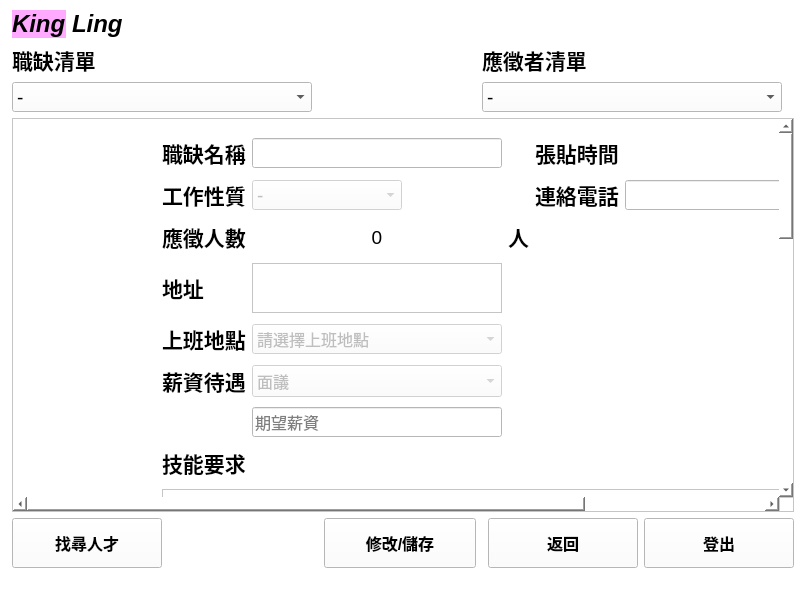
Above: UI/job_manage_interface.ui from smilesmilehero/Advanced_Python_final_project_resume_system before the change. Below: the same form after it.
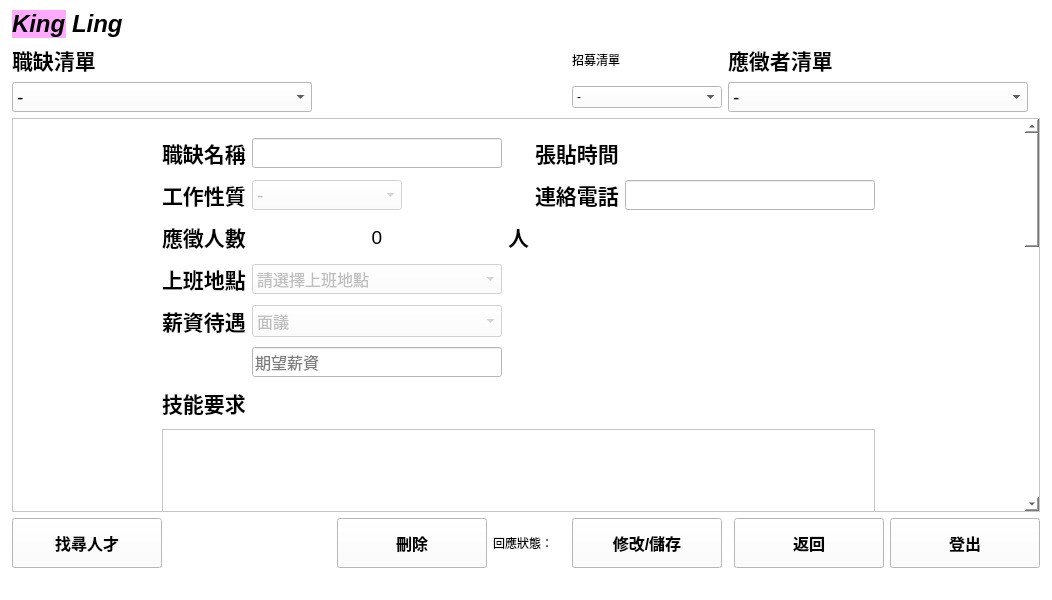
That is the form after the change.

```diff
--- a/UI/job_manage_interface.ui
+++ b/UI/job_manage_interface.ui
@@ -6,7 +6,7 @@
    <rect>
     <x>0</x>
     <y>0</y>
-    <width>806</width>
+    <width>1052</width>
     <height>600</height>
    </rect>
   </property>
@@ -117,7 +117,7 @@
         </property>
        </widget>
       </item>
-      <item row="1" column="3" colspan="2">
+      <item row="1" column="5" colspan="2">
        <widget class="QLabel" name="label_6">
         <property name="font">
          <font>
@@ -206,7 +206,7 @@
         </item>
        </layout>
       </item>
-      <item row="2" column="3" colspan="3">
+      <item row="2" column="5" colspan="3">
        <widget class="QComboBox" name="interviewer_comboBox">
         <property name="sizePolicy">
          <sizepolicy hsizetype="Maximum" vsizetype="Maximum">
@@ -240,7 +240,7 @@
         </item>
        </widget>
       </item>
-      <item row="4" column="5">
+      <item row="4" column="7">
        <widget class="QPushButton" name="logout_BTN">
         <property name="sizePolicy">
          <sizepolicy hsizetype="Minimum" vsizetype="Minimum">
@@ -278,20 +278,7 @@
         </property>
        </widget>
       </item>
-      <item row="1" column="2">
-       <spacer name="horizontalSpacer_3">
-        <property name="orientation">
-         <enum>Qt::Horizontal</enum>
-        </property>
-        <property name="sizeHint" stdset="0">
-         <size>
-          <width>40</width>
-          <height>20</height>
-         </size>
-        </property>
-       </spacer>
-      </item>
-      <item row="4" column="4">
+      <item row="4" column="6">
        <widget class="QPushButton" name="back_BTN">
         <property name="sizePolicy">
          <sizepolicy hsizetype="Minimum" vsizetype="Minimum">
@@ -329,7 +316,46 @@
         </property>
        </widget>
       </item>
-      <item row="3" column="0" colspan="6">
+      <item row="4" column="4">
+       <widget class="QPushButton" name="update_save_BTN">
+        <property name="sizePolicy">
+         <sizepolicy hsizetype="Minimum" vsizetype="Minimum">
+          <horstretch>0</horstretch>
+          <verstretch>0</verstretch>
+         </sizepolicy>
+        </property>
+        <property name="minimumSize">
+         <size>
+          <width>150</width>
+          <height>50</height>
+         </size>
+        </property>
+        <property name="maximumSize">
+         <size>
+          <width>200</width>
+          <height>50</height>
+         </size>
+        </property>
+        <property name="font">
+         <font>
+          <pointsize>12</pointsize>
+          <weight>75</weight>
+          <bold>true</bold>
+         </font>
+        </property>
+        <property name="text">
+         <string>修改/儲存</string>
+        </property>
+       </widget>
+      </item>
+      <item row="1" column="4">
+       <widget class="QLabel" name="label_23">
+        <property name="text">
+         <string>招募清單</string>
+        </property>
+       </widget>
+      </item>
+      <item row="3" column="0" colspan="8">
        <widget class="QScrollArea" name="scrollArea">
         <property name="enabled">
          <bool>true</bool>
@@ -346,7 +372,7 @@
            <x>0</x>
            <y>0</y>
            <width>1032</width>
-           <height>1145</height>
+           <height>1244</height>
           </rect>
          </property>
          <layout class="QGridLayout" name="gridLayout_4">
@@ -575,20 +601,6 @@
                   </property>
                  </widget>
                 </item>
-                <item row="4" column="0">
-                 <widget class="QLabel" name="label_4">
-                  <property name="font">
-                   <font>
-                    <pointsize>16</pointsize>
-                    <weight>75</weight>
-                    <bold>true</bold>
-                   </font>
-                  </property>
-                  <property name="text">
-                   <string>地址</string>
-                  </property>
-                 </widget>
-                </item>
                 <item row="3" column="2">
                  <widget class="QLabel" name="label_10">
                   <property name="sizePolicy">
@@ -629,31 +641,7 @@
                   </property>
                  </widget>
                 </item>
-                <item row="4" column="1" colspan="2">
-                 <widget class="QPlainTextEdit" name="address_input">
-                  <property name="enabled">
-                   <bool>false</bool>
-                  </property>
-                  <property name="sizePolicy">
-                   <sizepolicy hsizetype="Maximum" vsizetype="Maximum">
-                    <horstretch>0</horstretch>
-                    <verstretch>0</verstretch>
-                   </sizepolicy>
-                  </property>
-                  <property name="maximumSize">
-                   <size>
-                    <width>250</width>
-                    <height>50</height>
-                   </size>
-                  </property>
-                  <property name="font">
-                   <font>
-                    <pointsize>14</pointsize>
-                   </font>
-                  </property>
-                 </widget>
-                </item>
-                <item row="5" column="0">
+                <item row="4" column="0">
                  <widget class="QLabel" name="label_9">
                   <property name="font">
                    <font>
@@ -667,7 +655,7 @@
                   </property>
                  </widget>
                 </item>
-                <item row="5" column="1">
+                <item row="4" column="1">
                  <widget class="QComboBox" name="place_comboBox">
                   <property name="enabled">
                    <bool>false</bool>
@@ -814,7 +802,7 @@
                   </item>
                  </widget>
                 </item>
-                <item row="6" column="0">
+                <item row="5" column="0">
                  <widget class="QLabel" name="label_25">
                   <property name="sizePolicy">
                    <sizepolicy hsizetype="Fixed" vsizetype="Fixed">
@@ -834,7 +822,7 @@
                   </property>
                  </widget>
                 </item>
-                <item row="6" column="1">
+                <item row="5" column="1">
                  <widget class="QComboBox" name="salary_type_comboBox">
                   <property name="enabled">
                    <bool>false</bool>
@@ -906,7 +894,31 @@
                   </item>
                  </widget>
                 </item>
-                <item row="7" column="1">
+                <item row="8" column="0" colspan="5">
+                 <widget class="QPlainTextEdit" name="skill_input_2">
+                  <property name="enabled">
+                   <bool>false</bool>
+                  </property>
+                  <property name="sizePolicy">
+                   <sizepolicy hsizetype="Minimum" vsizetype="Minimum">
+                    <horstretch>0</horstretch>
+                    <verstretch>0</verstretch>
+                   </sizepolicy>
+                  </property>
+                  <property name="minimumSize">
+                   <size>
+                    <width>700</width>
+                    <height>100</height>
+                   </size>
+                  </property>
+                  <property name="font">
+                   <font>
+                    <pointsize>14</pointsize>
+                   </font>
+                  </property>
+                 </widget>
+                </item>
+                <item row="6" column="1">
                  <widget class="QLineEdit" name="salary_input">
                   <property name="enabled">
                    <bool>false</bool>
@@ -933,31 +945,7 @@
                   </property>
                  </widget>
                 </item>
-                <item row="9" column="0" colspan="5">
-                 <widget class="QPlainTextEdit" name="skill_input_2">
-                  <property name="enabled">
-                   <bool>false</bool>
-                  </property>
-                  <property name="sizePolicy">
-                   <sizepolicy hsizetype="Minimum" vsizetype="Minimum">
-                    <horstretch>0</horstretch>
-                    <verstretch>0</verstretch>
-                   </sizepolicy>
-                  </property>
-                  <property name="minimumSize">
-                   <size>
-                    <width>700</width>
-                    <height>100</height>
-                   </size>
-                  </property>
-                  <property name="font">
-                   <font>
-                    <pointsize>14</pointsize>
-                   </font>
-                  </property>
-                 </widget>
-                </item>
-                <item row="8" column="0">
+                <item row="7" column="0">
                  <widget class="QLabel" name="label_8">
                   <property name="sizePolicy">
                    <sizepolicy hsizetype="Fixed" vsizetype="Fixed">
@@ -1853,8 +1841,31 @@
         </widget>
        </widget>
       </item>
+      <item row="2" column="4">
+       <widget class="QComboBox" name="recruit_comboBox">
+        <item>
+         <property name="text">
+          <string>-</string>
+         </property>
+        </item>
+       </widget>
+      </item>
       <item row="4" column="2">
-       <widget class="QPushButton" name="update_save_BTN">
+       <widget class="QLabel" name="label_24">
+        <property name="text">
+         <string>回應狀態：</string>
+        </property>
+       </widget>
+      </item>
+      <item row="4" column="3">
+       <widget class="QLabel" name="result_label">
+        <property name="text">
+         <string/>
+        </property>
+       </widget>
+      </item>
+      <item row="4" column="1">
+       <widget class="QPushButton" name="delete_job_BTN">
         <property name="sizePolicy">
          <sizepolicy hsizetype="Minimum" vsizetype="Minimum">
           <horstretch>0</horstretch>
@@ -1869,7 +1880,7 @@
         </property>
         <property name="maximumSize">
          <size>
-          <width>200</width>
+          <width>100</width>
           <height>50</height>
          </size>
         </property>
@@ -1881,7 +1892,7 @@
          </font>
         </property>
         <property name="text">
-         <string>修改/儲存</string>
+         <string>刪除</string>
         </property>
        </widget>
       </item>
```
Left out of the diff: 52 changed lines with no effect on the pictures.
